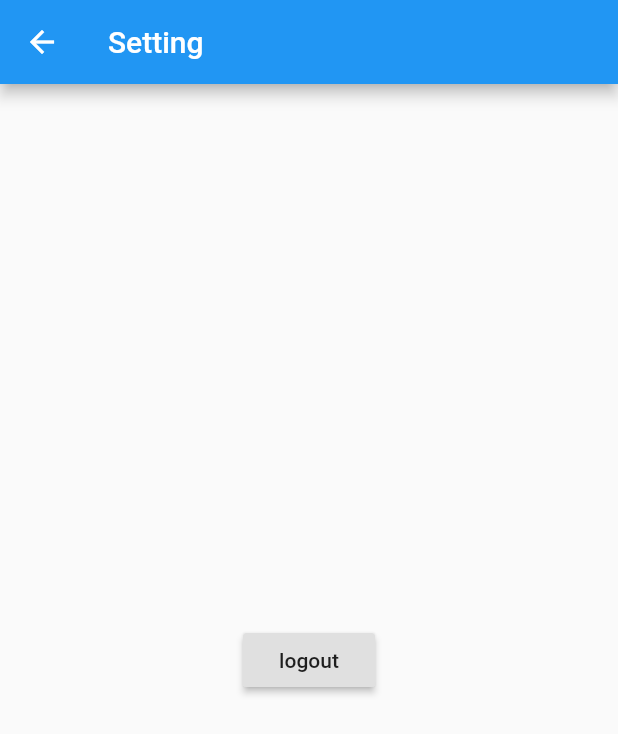
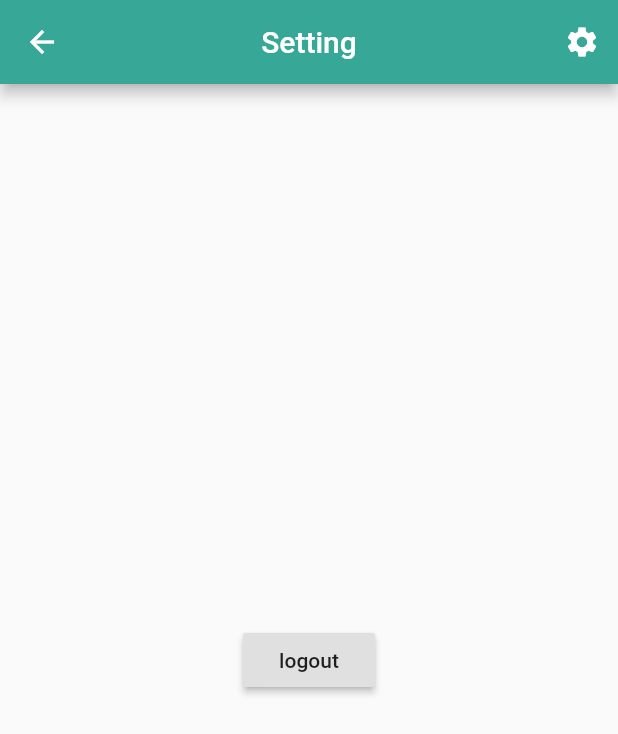
Before and after one commit to 2000calories/flutter_login_test, a Flutter app: the Setting screen opened directly, on a phone screen of 412 x 824 dp. Shown: the top 734 px of the screen. Run offline on Flutter 3.47's test engine with Material 2 defaults, Android fonts, the phone set to English and light mode, and no system bars; our stand-ins replace bloc, equatable, flutter_bloc; statements that could not run were skipped.

```diff
--- /dev/null
+++ b/lib/common/app_bar.dart
@@ -0,0 +1,38 @@
+import 'package:flutter/material.dart';
+import 'package:flutter_login/setting/setting.dart';
+
+class MyAppBar extends StatefulWidget implements PreferredSizeWidget  {
+  final title;
+
+  MyAppBar({Key key,this.title}) : preferredSize = Size.fromHeight(kToolbarHeight),super(key: key);
+  @override
+  final Size preferredSize; // default is 56.0
+  _MyAppBarState createState() => _MyAppBarState(title:title);
+}
+
+class _MyAppBarState extends State<MyAppBar>  {
+  final title;
+
+  _MyAppBarState(
+    {@required this.title,});
+
+  @override
+  Widget build(BuildContext context) {
+    return AppBar(
+      backgroundColor: Color.fromRGBO(55, 167, 151, 1.0),
+      title: title,
+      centerTitle: true,
+      actions: <Widget>[
+        IconButton(
+          icon: Icon(Icons.settings),
+          onPressed: (){
+            Navigator.push(
+                context,
+                MaterialPageRoute(builder: (_) => Setting()),
+            );
+          },
+        )
+      ],
+    );
+  }
+}
--- a/lib/common/common.dart
+++ b/lib/common/common.dart
@@ -1 +1,3 @@
 export './loading_indicator.dart';
+export './bottom_navy_bar.dart';
+export './app_bar.dart';
--- a/lib/main.dart
+++ b/lib/main.dart
@@ -9,6 +9,7 @@ import 'package:flutter_login/splash/splash.dart';
 import 'package:flutter_login/login/login.dart';
 import 'package:flutter_login/home/home.dart';
 import 'package:flutter_login/common/common.dart';
+import 'screens/second_page.dart';
 
 class SimpleBlocDelegate extends BlocDelegate {
   @override
@@ -52,6 +53,11 @@ class App extends StatelessWidget {
   @override
   Widget build(BuildContext context) {
     return MaterialApp(
+      routes: {
+        '/login' : (context) =>  LoginPage(userRepository: userRepository),
+        '/home' : (context) =>  HomePage(),
+        '/secondPage' : (context) =>  SecondPage(),
+      },
       home: BlocBuilder<AuthenticationEvent, AuthenticationState>(
         bloc: BlocProvider.of<AuthenticationBloc>(context),
         builder: (BuildContext context, AuthenticationState state) {
--- a/lib/setting/setting.dart
+++ b/lib/setting/setting.dart
@@ -1,6 +1,9 @@
 import 'package:flutter/material.dart';
 import 'package:flutter_bloc/flutter_bloc.dart';
 import 'package:flutter_login/authentication/authentication.dart';
+import 'package:flutter_login/common/common.dart';
+import 'package:flutter_login/login/login.dart';
+import 'package:user_repository/user_repository.dart';
 
 class Setting extends StatefulWidget {
   Setting({Key key, this.title}) : super(key: key);
@@ -11,17 +14,21 @@ class Setting extends StatefulWidget {
 }
 
 class _SettingState extends State<Setting> {
-
+    final userRepository = UserRepository();
   @override
   Widget build(BuildContext context) {
     final AuthenticationBloc authenticationBloc =
         BlocProvider.of<AuthenticationBloc>(context);
     return Scaffold(
-      appBar: AppBar(title: Text('Setting')),
+      appBar: MyAppBar(title: Text('Setting')),
       body: Center(
         child: RaisedButton(
         child: Text('logout'),
         onPressed: () {
+          Navigator.push(
+            context,
+            MaterialPageRoute(builder: (_) => LoginPage(userRepository: userRepository)),
+          );
           authenticationBloc.dispatch(LoggedOut());
         },
       )),
```
Also changed, not shown: lib/common/bottom_navy_bar.dart (added, +44 -0 lines), lib/home/home_page.dart (+5 -18 lines), lib/screens/second_page.dart (added, +32 -0 lines).
